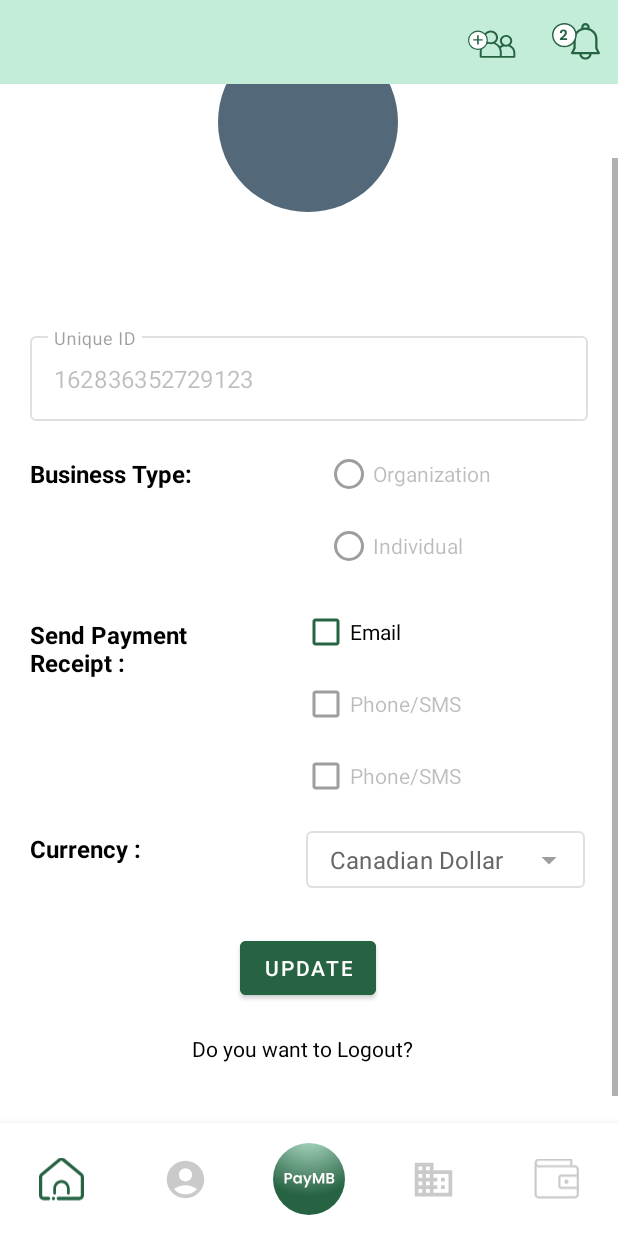
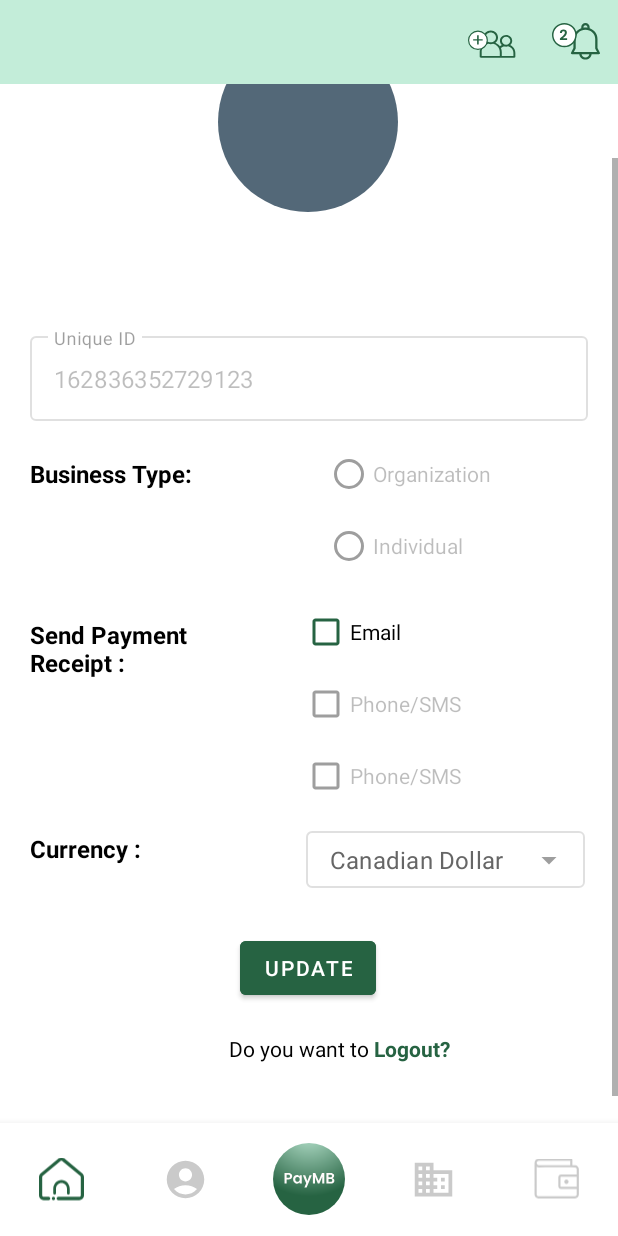
Before and after one commit to abhinag007/mpos3, an Android app: the fragment AccountFragment placed in its activity, scrolled down 54 dp, on a phone screen of 412 x 824 dp. Run offline under Robolectric (Android 15) with nearby library versions, the phone set to English and light mode, and no system bars; 9 statements that could not run were skipped.

Commit message:
3/07/2022

```diff
--- a/app/src/main/java/com/tech/mpos/AccountFragment.kt
+++ b/app/src/main/java/com/tech/mpos/AccountFragment.kt
@@ -1,5 +1,6 @@
 package com.tech.mpos
 
+import android.content.Intent
 import android.os.Bundle
 import android.view.LayoutInflater
 import android.view.View
@@ -28,6 +29,11 @@ class AccountFragment : Fragment() {
         binding.button2.setOnClickListener{
             FetchTransactionData().updateUserReceiptData(context,ReceiptEmail(email_cb.isChecked==true))
         }
+
+        binding.textView14.setOnClickListener {
+            val intent = Intent (getActivity(), LoginActivity::class.java)
+            startActivity(intent)
+        }
         return binding.root
     }
 
--- a/app/src/main/java/com/tech/mpos/PaymentSetupFragment.kt
+++ b/app/src/main/java/com/tech/mpos/PaymentSetupFragment.kt
@@ -7,28 +7,16 @@ import android.text.TextWatcher
 import android.view.LayoutInflater
 import android.view.View
 import android.view.ViewGroup
+import android.widget.Toast
 import androidx.fragment.app.Fragment
 import com.tech.mpos.databinding.FragmentPaymentSetupBinding
 
 
-private const val ARG_PARAM1 = "param1"
-private const val ARG_PARAM2 = "param2"
-
 class PaymentSetupFragment : Fragment() {
-    private var param1: String? = null
-    private var param2: String? = null
 
     private var _binding: FragmentPaymentSetupBinding?=null
     private val binding get() = _binding!!
     private var amount: Double = 0.0
-
-    override fun onCreate(savedInstanceState: Bundle?) {
-        super.onCreate(savedInstanceState)
-        arguments?.let {
-            param1 = it.getString(ARG_PARAM1)
-            param2 = it.getString(ARG_PARAM2)
-        }
-    }
 
     override fun onCreateView(
         inflater: LayoutInflater, container: ViewGroup?,
@@ -40,9 +28,14 @@ class PaymentSetupFragment : Fragment() {
         binding.nameInitialsTv.setText(MainActivity.responseBody.body()?.data?.businessName?.get(0)?.toUpperCase().toString())
         binding.businessNameTv.setText(MainActivity.responseBody.body()?.data?.businessName)
         binding.proceedButtonBtn.setOnClickListener {
-            val intent = Intent (getActivity(), PayingActivity::class.java)
-            intent.putExtra("totalAmount",totalAmount.toString())
-            startActivity(intent)
+            if(binding.totalAmountUpdateTv.text != "CAD 0.0"){
+                val intent = Intent (getActivity(), PayingActivity::class.java)
+                intent.putExtra("totalAmount",totalAmount.toString())
+                startActivity(intent)
+            }
+            else {
+                Toast.makeText(context, "Please Enter Amount",Toast.LENGTH_SHORT).show()
+            }
         }
 
 
--- a/app/src/main/res/layout/fragment_account.xml
+++ b/app/src/main/res/layout/fragment_account.xml
@@ -222,7 +222,7 @@
         android:id="@+id/textView8"
         android:layout_width="wrap_content"
         android:layout_height="wrap_content"
-        android:text="Do you want to Logout?"
+        android:text="Do you want to "
         android:layout_marginTop="20dp"
         app:layout_constraintBottom_toBottomOf="parent"
         app:layout_constraintEnd_toEndOf="parent"
@@ -231,6 +231,20 @@
         app:layout_constraintTop_toBottomOf="@+id/button2"
         app:layout_constraintVertical_bias="0.0" />
 
+    <TextView
+        android:id="@+id/textView14"
+        android:layout_width="wrap_content"
+        android:layout_height="wrap_content"
+        android:text="Logout?"
+        android:textColor="@color/primary"
+        android:textStyle="bold"
+        app:layout_constraintBottom_toBottomOf="@+id/textView8"
+        app:layout_constraintEnd_toEndOf="parent"
+        app:layout_constraintHorizontal_bias="0.0"
+        app:layout_constraintStart_toEndOf="@+id/textView8"
+        app:layout_constraintTop_toTopOf="@+id/textView8"
+        app:layout_constraintVertical_bias="0.0" />
+
 </androidx.constraintlayout.widget.ConstraintLayout>
 
 </ScrollView>
```
Also changed, not shown: app/src/main/java/com/tech/mpos/MainActivity.kt (+4 -4 lines), app/src/main/java/com/tech/mpos/PayingActivity.kt (+28 -0 lines), app/src/main/res/layout/fragment_wallet_transaction.xml (+12 -0 lines).
